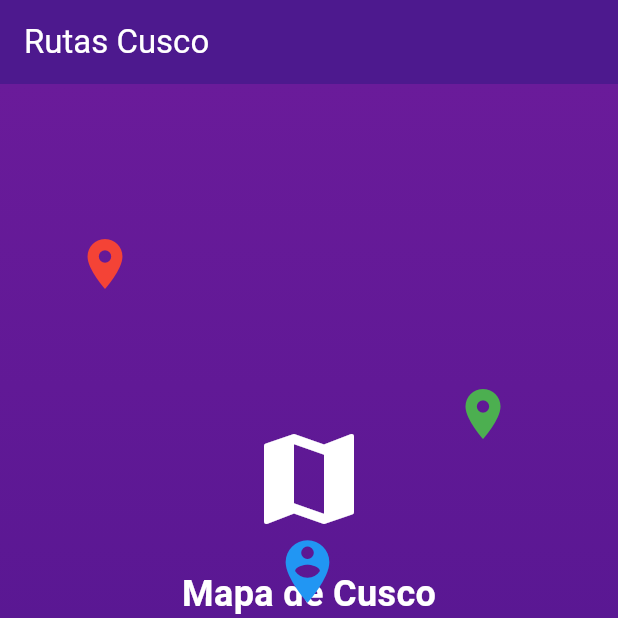
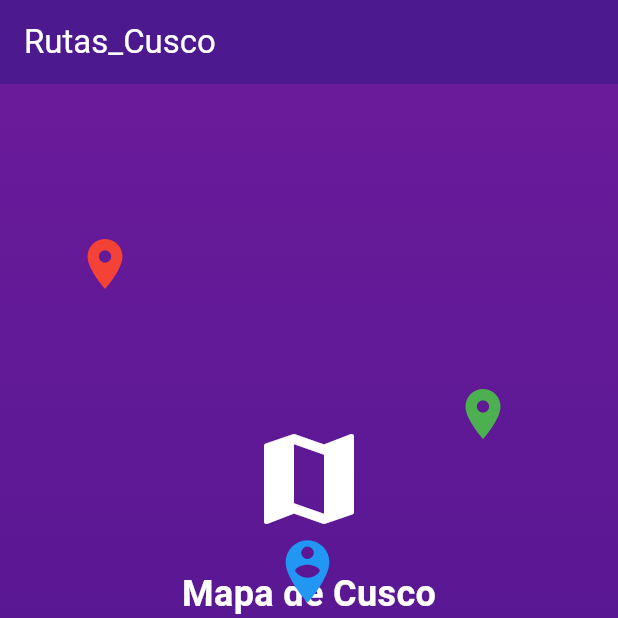
Before and after one commit to fernandoC2480/rutasCusco, a Flutter app: the screen it shows after launch, on a phone screen of 412 x 824 dp, the top half of it. Run offline on Flutter 3.47's test engine with Material 3 defaults, Android fonts, the light colour scheme and no system bars.

Commit message:
Update home_screen.dart

```diff
--- a/lib/pages/home_screen.dart
+++ b/lib/pages/home_screen.dart
@@ -31,7 +31,7 @@ class _HomeScreenState extends State<HomeScreen> {
   Widget build(BuildContext context) {
     return Scaffold(
       appBar: AppBar(
-        title: const Text('Rutas Cusco'),
+        title: const Text('Rutas_Cusco'),
         backgroundColor: const Color(0xFF4A148C),
         foregroundColor: Colors.white,
         elevation: 4,
```
